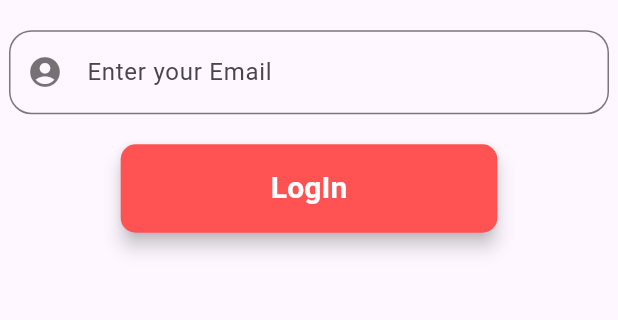
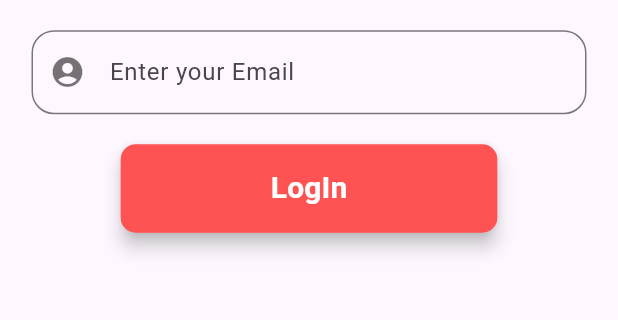
Before and after one commit to hetbhalani/matrimony_app, a Flutter app: the screen it shows after launch, after a tap on the "logout" icon, on a phone screen of 412 x 824 dp, the part 611-931 px from its top. Run offline on Flutter 3.47's test engine with Material 3 defaults, Android fonts, the phone set to English and light mode, and no system bars; our stand-ins replace font_awesome_flutter, google_nav_bar, lottie, shared_preferences, sqflite; accounts and stored records are empty; Roboto replaces fonts that are missing (titleFont).

Commit message:
login done

```diff
--- a/lib/loginScreen.dart
+++ b/lib/loginScreen.dart
@@ -47,9 +47,10 @@ class _LoginPageState extends State<LoginPage> {
               "JanmoKeSathi",
               style: TextStyle(fontSize: 35, fontFamily: "titleFont", fontWeight: FontWeight.bold),
             ),
+
             const SizedBox(height: 20),
             SizedBox(
-              width: 400,
+              width: 370,
               child: TextFormField(
                 controller: emailController,
                 decoration: const InputDecoration(
@@ -80,7 +81,6 @@ class _LoginPageState extends State<LoginPage> {
                     print("Failed to save email");
                   }
                 } else {
-                  // Show error for wrong email
                   ScaffoldMessenger.of(context).showSnackBar(
                     const SnackBar(content: Text("Invalid email address!"))
                   );
@@ -107,13 +107,11 @@ class _LoginPageState extends State<LoginPage> {
     );
   }
 
-  // Check if the user is already logged in
   void checkLoginStatus() async {
     var pref = await SharedPreferences.getInstance();
     var prefEmail = pref.getString("email");
 
     if (prefEmail != null && prefEmail.isNotEmpty) {
-      // If email exists in SharedPreferences, navigate to HomePage
       Navigator.pushReplacement(
         context,
         MaterialPageRoute(builder: (context) => HomePage()),
```
